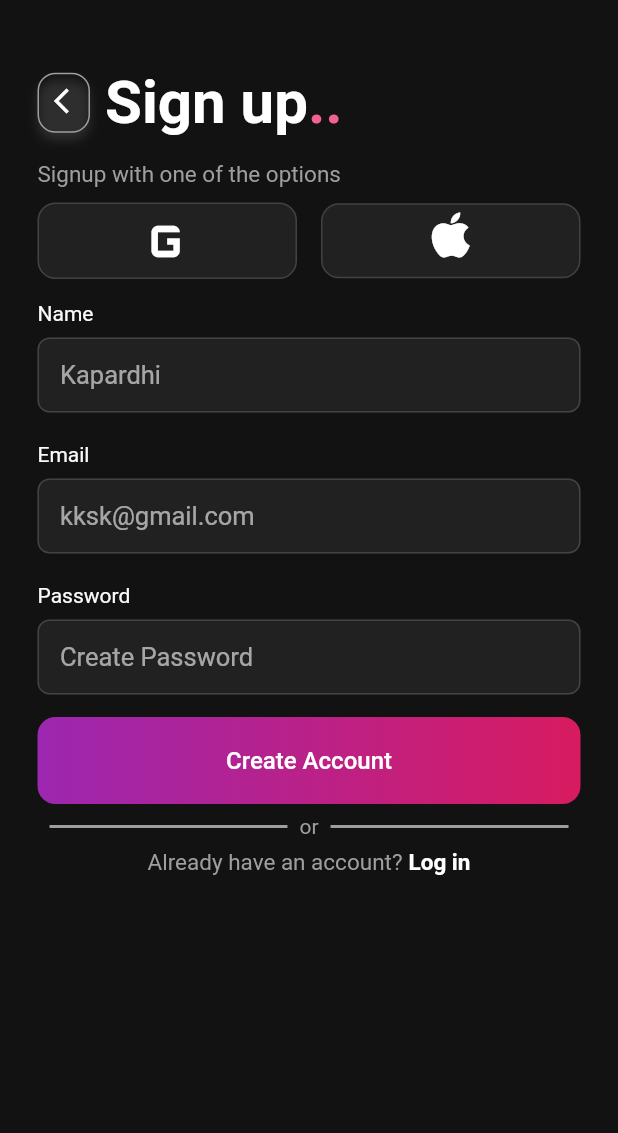
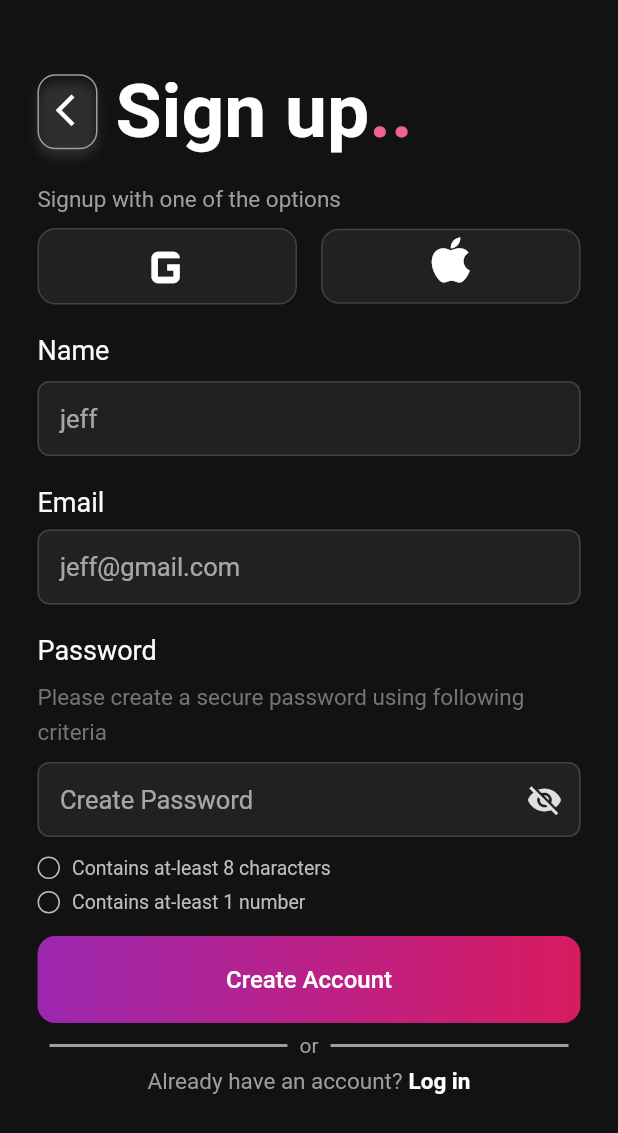
Before and after one commit to Kapardheeswar/Auth_Screen, a Flutter app: the signup_screen screen opened directly, on a phone screen of 412 x 824 dp. Shown: the top 1133 px of the screen. Run offline on Flutter 3.47's test engine with Material 2 defaults, Android fonts, the phone set to English and light mode, and no system bars; our stand-ins replace gap, google_fonts; Roboto replaces fonts that are missing (Ubuntu).

Commit message:
Signup updated

```diff
--- a/lib/signup.dart
+++ b/lib/signup.dart
@@ -1,3 +1,6 @@
+// import 'dart:html';
+
+import 'package:auth_screen/styles.dart';
 import 'package:flutter/cupertino.dart';
 import 'package:flutter/material.dart';
 import 'package:gap/gap.dart';
@@ -10,6 +13,20 @@ class signup_screen extends StatefulWidget {
 }
 
 class _signup_screenState extends State<signup_screen> {
+  bool _isvisible=false;
+  bool password_contains_8letters=false;
+  bool password_contains_one_number=false;
+  passwordchanged(String password){
+    final register= RegExp(r'[0-9]');
+      setState(() {
+        if(password.length>=8){
+          password_contains_8letters=true;
+        }
+        if(register.hasMatch(password)){
+          password_contains_one_number=true;
+        }
+      });
+  }
   @override
   Widget build(BuildContext context) {
     return Scaffold(
@@ -20,10 +37,104 @@ class _signup_screenState extends State<signup_screen> {
             crossAxisAlignment: CrossAxisAlignment.start,
             children: [
               titletext(context),
-              Gap(15),
+              Gap(20),
               direct_login_buttons(),
-              Gap(15),
+              Gap(20),
               fields(),
+              Gap(20),
+              Text("Password",style:
+              TextStyle(
+                color: Colors.grey.shade50,
+                fontSize: 18,
+              ),
+              ),
+              Gap(8),
+              Text("Please create a secure password using following criteria",style: TextStyle(
+                fontSize: 15,
+                height: 1.5,
+                color: Colors.grey.shade600,
+              ),),
+              Gap(10),
+              TextFormField(
+                onChanged: (pasword)=>passwordchanged(pasword),
+                obscureText: !_isvisible,
+                showCursor: false,
+                textCapitalization: TextCapitalization.none,
+                decoration: InputDecoration(
+                  hintText: "Create Password",
+                  helperStyle: TextStyle(
+                    color: Colors.grey.shade600,
+                  ),
+                  enabledBorder: OutlineInputBorder(
+                    borderRadius: BorderRadius.circular(8),
+                    borderSide: BorderSide(
+                      style: BorderStyle.solid,color: Colors.grey.shade800,
+                    ),
+                  ),
+                  focusedBorder: OutlineInputBorder(
+                    borderRadius: BorderRadius.circular(8),
+                    borderSide: BorderSide(
+                      color: Colors.pink.shade300,width: 2,
+                    ),
+                  ),
+                  suffixIcon: IconButton(
+                    onPressed: (){
+                      setState(() {
+                        _isvisible=!_isvisible;
+                      });
+                    },
+                    icon: _isvisible ? Icon(Icons.visibility,color: Colors.grey.shade300,):
+                    Icon(Icons.visibility_off,color: Colors.grey.shade300,),
+                  ),
+                  fillColor: Colors.grey.shade900,
+                  filled: true,
+                  contentPadding: EdgeInsets.all(15),
+                ),
+                style: TextStyle(
+                  color: Colors.grey.shade50,
+                  fontSize: 17,
+                ),
+              ),
+              Gap(13),
+              Row(
+                children: [
+                  AnimatedContainer(duration:Duration(microseconds: 500),
+                    width: 15,
+                    height: 15,
+                    decoration: BoxDecoration(
+                      color: password_contains_8letters ? Colors.pinkAccent:Colors.transparent,
+                      border: Border.all(color: Colors.grey.shade400),
+                      borderRadius: BorderRadius.circular(50),
+                    ),
+                    child: Center(child: Icon(Icons.check,color: Styles.colour1,size: 10,),),
+                  ),
+                  Gap(8),
+                  Text("Contains at-least 8 characters",style: TextStyle(
+                    fontSize: 13,
+                    color: Colors.grey.shade400,
+                  ),)
+                ],
+              ),
+              Gap(8),
+              Row(
+                children: [
+                  AnimatedContainer(duration:Duration(microseconds: 500),
+                    width: 15,
+                    height: 15,
+                    decoration: BoxDecoration(
+                      color: password_contains_one_number ? Colors.pinkAccent:Colors.transparent,
+                      border: Border.all(color: Colors.grey.shade400),
+                      borderRadius: BorderRadius.circular(50),
+                    ),
+                    child: Center(child: Icon(Icons.check,color: Styles.colour1,size: 10,),),
+                  ),
+                  Gap(8),
+                  Text("Contains at-least 1 number",style: TextStyle(
+                    fontSize: 13,
+                    color: Colors.grey.shade400,
+                  ),)
+                ],
+              ),
               Gap(15),
               create_account_button(),
               Gap(7),
@@ -45,8 +156,8 @@ Widget titletext(BuildContext context){
       mainAxisAlignment: MainAxisAlignment.start,
       children: [
         Container(
-          height: 40,
-          width: 35,
+          height: 50,
+          width: 40,
           decoration: BoxDecoration(
             border: Border.all(color: Colors.grey.shade500,
             width: 1,
@@ -69,18 +180,18 @@ Widget titletext(BuildContext context){
               Navigator.pop(context);
             },
             icon: Icon(Icons.arrow_back_ios_new,
-              size: 20,
+              size: 25,
               color: Colors.white,
             ),
           ),
         ),
-        Gap(10),
+        Gap(12),
         RichText(
           text: TextSpan(
               text: "Sign up", style: TextStyle(
             fontWeight: FontWeight.bold,
             color: Colors.white,
-            fontSize: 40,
+            fontSize: 50,
           ),
               children: [TextSpan(
                   text: ".", style: TextStyle(
@@ -101,20 +212,22 @@ Widget titletext(BuildContext context){
 }
 
 Widget fields(){
+  var _isVisible=false;
   return Column(
     crossAxisAlignment: CrossAxisAlignment.start,
     children: [
       Text("Name",style:
       TextStyle(
         color: Colors.grey.shade50,
+        fontSize: 18,
       )
         ,),
-      Gap(8),
+      Gap(10),
       TextFormField(
         showCursor: false,
         textCapitalization: TextCapitalization.none,
         decoration: InputDecoration(
-          hintText: "Kapardhi",
+          hintText: "jeff",
           helperStyle: TextStyle(
             color: Colors.grey.shade600,
           ),
@@ -143,6 +256,7 @@ Widget fields(){
       Text("Email",style:
       TextStyle(
         color: Colors.grey.shade50,
+        fontSize: 18,
       )
         ,),
       Gap(8),
@@ -150,44 +264,7 @@ Widget fields(){
         showCursor: false,
         textCapitalization: TextCapitalization.none,
         decoration: InputDecoration(
-          hintText: "kksk@gmail.com",
-          helperStyle: TextStyle(
-            color: Colors.grey.shade600,
-          ),
-          enabledBorder: OutlineInputBorder(
-            borderRadius: BorderRadius.circular(8),
-            borderSide: BorderSide(
-              style: BorderStyle.solid,color: Colors.grey.shade800,
-            ),
-          ),
-          focusedBorder: OutlineInputBorder(
-            borderRadius: BorderRadius.circular(8),
-            borderSide: BorderSide(
-              color: Colors.pink.shade300,width: 2,
-            ),
-          ),
-          fillColor: Colors.grey.shade900,
-          filled: true,
-          contentPadding: EdgeInsets.all(15),
-        ),
-        style: TextStyle(
-          color: Colors.grey.shade50,
-          fontSize: 17,
-        ),
-      ),
-      Gap(20),
-      Text("Password",style:
-      TextStyle(
-        color: Colors.grey.shade50,
-      ),
-      ),
-      Gap(8),
-      TextFormField(
-        obscureText: true,
-        showCursor: false,
-        textCapitalization: TextCapitalization.none,
-        decoration: InputDecoration(
-          hintText: "Create Password",
+          hintText: "jeff@gmail.com",
           helperStyle: TextStyle(
             color: Colors.grey.shade600,
           ),
```
